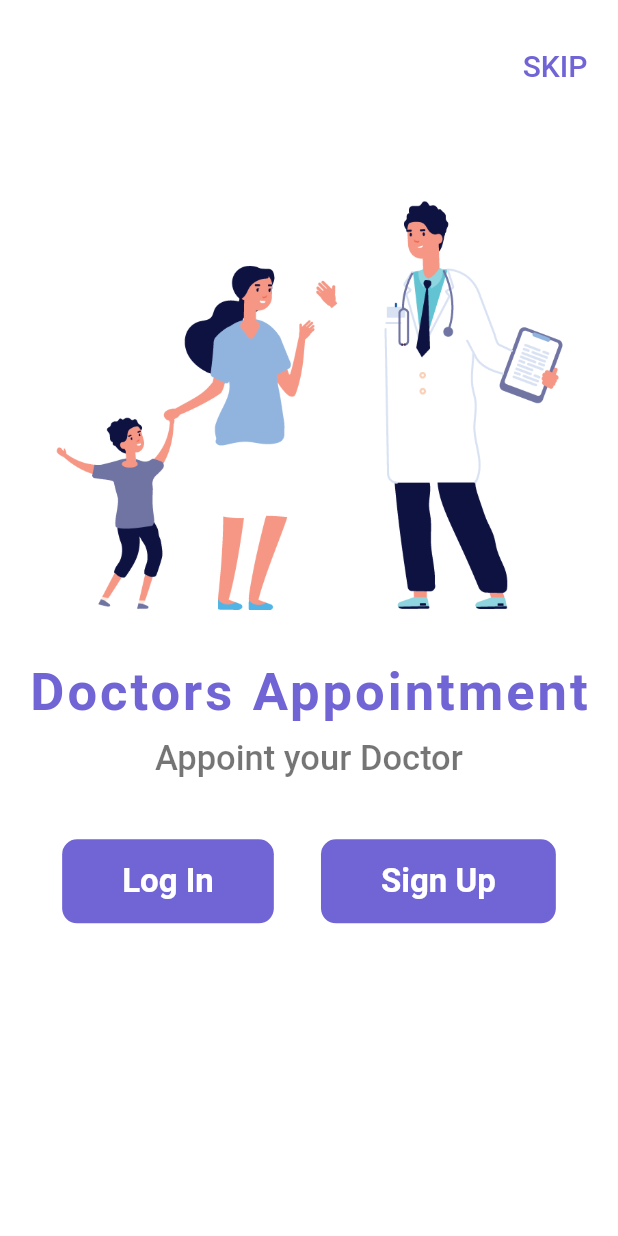
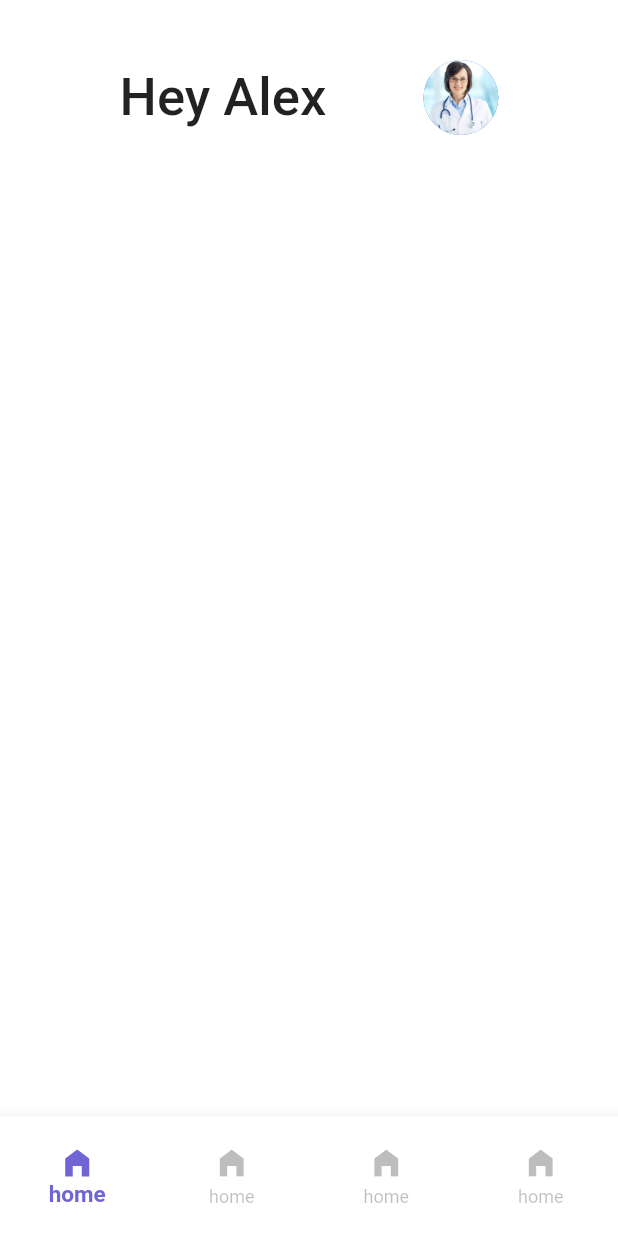
Before and after one commit to codewith-usama/Medical_App-Flutter, a Flutter app: the screen it shows after launch, after a tap on "SKIP", on a phone screen of 412 x 824 dp. Run offline on Flutter 3.47's test engine with Material 2 defaults, Android fonts, the phone set to English and light mode, and no system bars.

Commit message:
Sign Up and Home Nav Bar Completed

```diff
--- a/lib/app_color.dart
+++ b/lib/app_color.dart
@@ -1,3 +1,3 @@
 import 'dart:ui';
 
-const Color welcomeScreenComponent = Color(0xFF7165D6);
+const Color kWelcomeScreenComponent = Color(0xFF7165D6);
--- a/lib/components/auth.dart
+++ b/lib/components/auth.dart
@@ -12,7 +12,7 @@ class Auth extends StatelessWidget {
   @override
   Widget build(BuildContext context) {
     return Material(
-      color: app_color.welcomeScreenComponent,
+      color: app_color.kWelcomeScreenComponent,
       borderRadius: BorderRadius.circular(10),
       child: InkWell(
         onTap: onTap,
--- a/lib/constant.dart
+++ b/lib/constant.dart
@@ -17,3 +17,13 @@ const kCreateAccountLoginPageStyle = TextStyle(
   color: Color(0xFF7165D6),
   fontSize: 18
 );
+
+const kNavBarLabelStyle = TextStyle(
+  fontWeight: FontWeight.bold,
+  fontSize: 15
+);
+
+const kAlexStyleHomeScreen = TextStyle(
+  fontSize: 35,
+  fontWeight: FontWeight.w500
+);
--- /dev/null
+++ b/lib/screens/home_screen.dart
@@ -0,0 +1,35 @@
+import 'package:flutter/material.dart';
+import 'package:medical_app/constant.dart';
+
+
+class HomeScreen extends StatelessWidget {
+  const HomeScreen({Key? key}) : super(key: key);
+
+  @override
+  Widget build(BuildContext context) {
+    return SingleChildScrollView(
+      padding: EdgeInsets.only(top: 40),
+      child: Column(
+        mainAxisAlignment: MainAxisAlignment.start,
+        children: [
+          Padding(
+            padding: EdgeInsets.symmetric(horizontal: 15),
+            child: Row(
+              mainAxisAlignment: MainAxisAlignment.spaceEvenly,
+              children: const [
+                Text(
+                  "Hey Alex",
+                  style: kAlexStyleHomeScreen,
+                ),
+                CircleAvatar(
+                  radius: 25,
+                  backgroundImage: AssetImage('images/doctor1.jpg'),
+                )
+              ],
+            ),
+          )
+        ],
+      ),
+    );
+  }
+}
--- /dev/null
+++ b/lib/screens/navbar_roots.dart
@@ -0,0 +1,67 @@
+import 'package:flutter/material.dart';
+import 'home_screen.dart';
+import '../app_color.dart' as app_color;
+import '../constant.dart' as cons;
+
+class NavBarRoots extends StatefulWidget {
+  const NavBarRoots({Key? key}) : super(key: key);
+
+  @override
+  State<NavBarRoots> createState() => _NavBarRootsState();
+}
+
+class _NavBarRootsState extends State<NavBarRoots> {
+
+  int _selectedIndex = 0;
+  final _screen = [
+    // Home Screen
+    HomeScreen(),
+    // Messages Screen
+    Container(),
+    // Schedule Screen
+    Container(),
+    // Settings Screen
+    Container(),
+  ];
+
+  @override
+  Widget build(BuildContext context) {
+    return Scaffold(
+      backgroundColor: Colors.white,
+      body: _screen[_selectedIndex],
+      bottomNavigationBar: Container(
+        height: 80,
+        child: BottomNavigationBar(
+          backgroundColor: Colors.white,
+          type: BottomNavigationBarType.fixed,
+          selectedItemColor: app_color.kWelcomeScreenComponent,
+          unselectedItemColor: Colors.black26,
+          selectedLabelStyle: cons.kNavBarLabelStyle,
+          currentIndex: _selectedIndex,
+          onTap: (index) {
+            setState(() {
+              _selectedIndex = index;
+            });
+          }, items: const [
+            BottomNavigationBarItem(
+              icon: Icon(Icons.home_filled),
+              label: "home",
+            ),
+          BottomNavigationBarItem(
+            icon: Icon(Icons.home_filled),
+            label: "home",
+          ),
+          BottomNavigationBarItem(
+            icon: Icon(Icons.home_filled),
+            label: "home",
+          ),
+          BottomNavigationBarItem(
+            icon: Icon(Icons.home_filled),
+            label: "home",
+          ),
+        ],
+        ),
+      ),
+    );
+  }
+}
--- a/lib/screens/welcome_screen.dart
+++ b/lib/screens/welcome_screen.dart
@@ -1,5 +1,6 @@
 import 'package:flutter/material.dart';
-import 'package:medical_app/screens/signup_screen.dart';
+import '../screens/navbar_roots.dart';
+import 'signup_screen.dart';
 import '../app_color.dart' as app_color;
 import '../components/auth.dart';
 import 'login_screen.dart';
@@ -24,11 +25,18 @@ class WelcomeScreen extends StatelessWidget {
               Align(
                 alignment: Alignment.centerRight,
                 child: TextButton(
-                  onPressed: () {},
+                  onPressed: () {
+                    Navigator.push(
+                      context,
+                      MaterialPageRoute(
+                        builder: (context) => const NavBarRoots()
+                      )
+                    );
+                  },
                   child: const Text(
                     "SKIP",
                     style: TextStyle(
-                      color: app_color.welcomeScreenComponent,
+                      color: app_color.kWelcomeScreenComponent,
                       fontSize: 20
                     ),
                   ),
@@ -51,7 +59,7 @@ class WelcomeScreen extends StatelessWidget {
                   letterSpacing: 2,
                   wordSpacing: 1,
                   fontWeight: FontWeight.bold,
-                  color: app_color.welcomeScreenComponent
+                  color: app_color.kWelcomeScreenComponent
                 ),
               ),
               const SizedBox(
@@ -77,7 +85,7 @@ class WelcomeScreen extends StatelessWidget {
                       Navigator.push(
                         context,
                         MaterialPageRoute(
-                          builder: (context) => const Login(),
+                          builder: (context) => const LoginScreen(),
                         )
                       );
                     },
--- /dev/null
+++ b/lib/widgets/navbar_roots.dart
@@ -0,0 +1,69 @@
+import 'package:flutter/cupertino.dart';
+import 'package:flutter/material.dart';
+import '../screens/home_screen.dart';
+import '../app_color.dart' as app_color;
+import '../constant.dart' as cons;
+
+class NavBarRoots extends StatefulWidget {
+  const NavBarRoots({Key? key}) : super(key: key);
+
+  @override
+  State<NavBarRoots> createState() => _NavBarRootsState();
+}
+
+class _NavBarRootsState extends State<NavBarRoots> {
+
+  int _selectedIndex = 2;
+  final _screen = [
+    // Home Screen
+    Container(),
+    // Messages Screen
+    Container(),
+    // Schedule Screen
+    Container(),
+    // Settings Screen
+    Container(),
+  ];
+
+  @override
+  Widget build(BuildContext context) {
+    return Scaffold(
+      backgroundColor: Colors.white,
+      body: _screen[_selectedIndex],
+      bottomNavigationBar: Container(
+        height: 80,
+        child: BottomNavigationBar(
+          backgroundColor: Colors.white,
+          type: BottomNavigationBarType.fixed,
+          selectedItemColor: app_color.kWelcomeScreenComponent,
+          unselectedItemColor: Colors.black26,
+          selectedLabelStyle: cons.kNavBarLabelStyle,
+          currentIndex: _selectedIndex,
+          onTap: (index) {
+            setState(() {
+              _selectedIndex = index;
+            });
+          },
+          items: const [
+            BottomNavigationBarItem(
+              icon: Icon(Icons.home_filled),
+              label: "Home"
+            ),
+            BottomNavigationBarItem(
+              icon: Icon(CupertinoIcons.chat_bubble_text_fill),
+              label: "Messages"
+            ),
+            BottomNavigationBarItem(
+              icon: Icon(Icons.calendar_month),
+              label: "Schedule"
+            ),
+            BottomNavigationBarItem(
+              icon: Icon(Icons.settings),
+              label: "Settings"
+            )
+          ],
+        ),
+      ),
+    );
+  }
+}
```
Also changed, not shown: lib/screens/login_screen.dart (+11 -5 lines), lib/screens/signup_screen.dart (+27 -7 lines).
